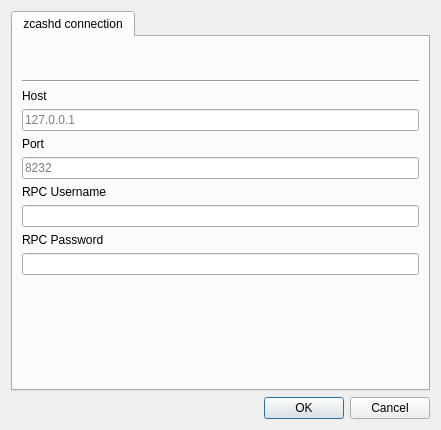
z-bitcoinz/BitcoinZ_Blue, file src/settings.ui: the form before one commit.
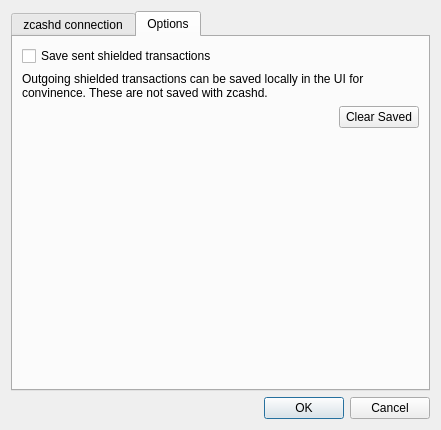
The form after the commit.

Commit message: Options tab with savesent checkbox

```diff
--- a/src/settings.ui
+++ b/src/settings.ui
@@ -20,7 +20,7 @@
    <item>
     <widget class="QTabWidget" name="tabWidget">
      <property name="currentIndex">
-      <number>0</number>
+      <number>1</number>
      </property>
      <widget class="QWidget" name="tab">
       <attribute name="title">
@@ -134,6 +134,63 @@
        </item>
       </layout>
      </widget>
+     <widget class="QWidget" name="tab_2">
+      <attribute name="title">
+       <string>Options</string>
+      </attribute>
+      <layout class="QGridLayout" name="gridLayout">
+       <item row="2" column="0">
+        <spacer name="horizontalSpacer">
+         <property name="orientation">
+          <enum>Qt::Horizontal</enum>
+         </property>
+         <property name="sizeHint" stdset="0">
+          <size>
+           <width>40</width>
+           <height>20</height>
+          </size>
+         </property>
+        </spacer>
+       </item>
+       <item row="1" column="0" colspan="2">
+        <widget class="QLabel" name="label_5">
+         <property name="text">
+          <string>Outgoing shielded transactions can be saved locally in the UI for convinence. These are not saved with zcashd.</string>
+         </property>
+         <property name="wordWrap">
+          <bool>true</bool>
+         </property>
+        </widget>
+       </item>
+       <item row="2" column="1">
+        <widget class="QPushButton" name="btnClearSaved">
+         <property name="text">
+          <string>Clear Saved</string>
+         </property>
+        </widget>
+       </item>
+       <item row="0" column="0" colspan="2">
+        <widget class="QCheckBox" name="chkSaveTxs">
+         <property name="text">
+          <string>Save sent shielded transactions</string>
+         </property>
+        </widget>
+       </item>
+       <item row="3" column="0" colspan="2">
+        <spacer name="verticalSpacer_2">
+         <property name="orientation">
+          <enum>Qt::Vertical</enum>
+         </property>
+         <property name="sizeHint" stdset="0">
+          <size>
+           <width>20</width>
+           <height>40</height>
+          </size>
+         </property>
+        </spacer>
+       </item>
+      </layout>
+     </widget>
     </widget>
    </item>
    <item>
```
The commit also changes 7 other files.
